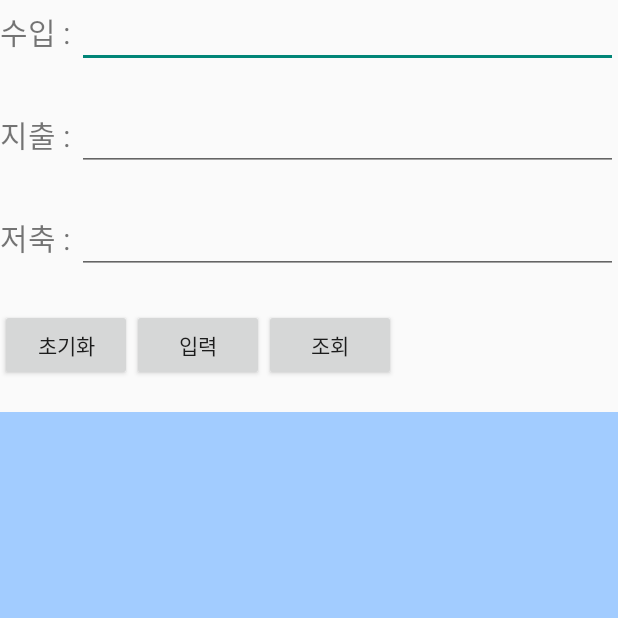
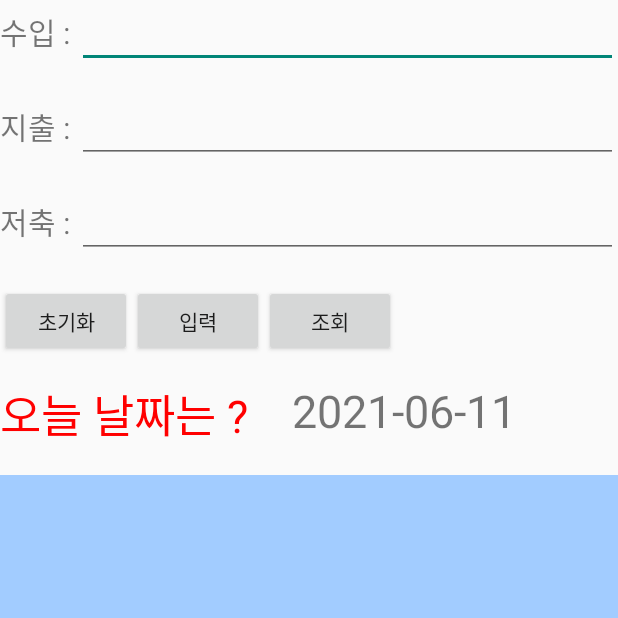
Before and after one commit to tmdngk0314/BlueAccountBook, an Android app: the ListActivity screen opened directly, with no data from a screen before it, on a phone screen of 412 x 824 dp, the top half of it. Run offline under Robolectric (Android 15) with nearby library versions, the light colour scheme and no system bars.

Commit message:
내역에 오늘날짜 출력

```diff
--- a/app/src/main/java/com/cookandroid/account_book/ListActivity.java
+++ b/app/src/main/java/com/cookandroid/account_book/ListActivity.java
@@ -9,7 +9,11 @@ import android.os.Bundle;
 import android.view.View;
 import android.widget.Button;
 import android.widget.EditText;
+import android.widget.TextView;
 import android.widget.Toast;
+
+import java.text.SimpleDateFormat;
+import java.util.Date;
 
 public class ListActivity extends AppCompatActivity {
 
@@ -17,6 +21,7 @@ public class ListActivity extends AppCompatActivity {
     EditText edtSuip,edtJichull,edtJurchuk,edtJurchukResult,edtJichullResult,edtSuipResult;
     Button btnClear,btnInsert,btnSelect;
     SQLiteDatabase sqlDB;
+    TextView textdate;
 
     @Override
     protected void onCreate(Bundle savedInstanceState) {
@@ -36,7 +41,15 @@ public class ListActivity extends AppCompatActivity {
         btnInsert = (Button)findViewById(R.id.btnInsert);
         btnSelect = (Button)findViewById(R.id.btnSelect);
 
+        textdate = (TextView)findViewById(R.id.textdate);
+
         dbHelper = new ListDBHelper(this);
+
+        Date date = new Date();
+        SimpleDateFormat sdf = new SimpleDateFormat("yyyy-MM-dd");
+        String substr = sdf.format(date);
+        textdate.setText(substr); // 오늘 날짜 삽입
+
         btnClear.setOnClickListener(new View.OnClickListener() {
             @Override
             public void onClick(View view) {
--- a/app/src/main/res/layout/activity_list.xml
+++ b/app/src/main/res/layout/activity_list.xml
@@ -78,6 +78,24 @@
             android:text="조회"
             android:id="@+id/btnSelect"/>
     </LinearLayout>
+    <LinearLayout
+        android:layout_width="match_parent"
+        android:layout_height="0dip"
+        android:layout_weight="1"
+        android:orientation="horizontal">
+        <TextView
+            android:layout_width="wrap_content"
+            android:layout_height="match_parent"
+            android:text="오늘 날짜는 ?    "
+            android:textSize="30dp"
+            android:textColor="#ff0000"/>
+        <TextView
+            android:layout_width="match_parent"
+            android:layout_height="match_parent"
+            android:text="2021-06-16"
+            android:textSize="30dp"
+            android:id="@+id/textdate"/>
+    </LinearLayout>
 
     <LinearLayout
         android:layout_width="match_parent"
```
